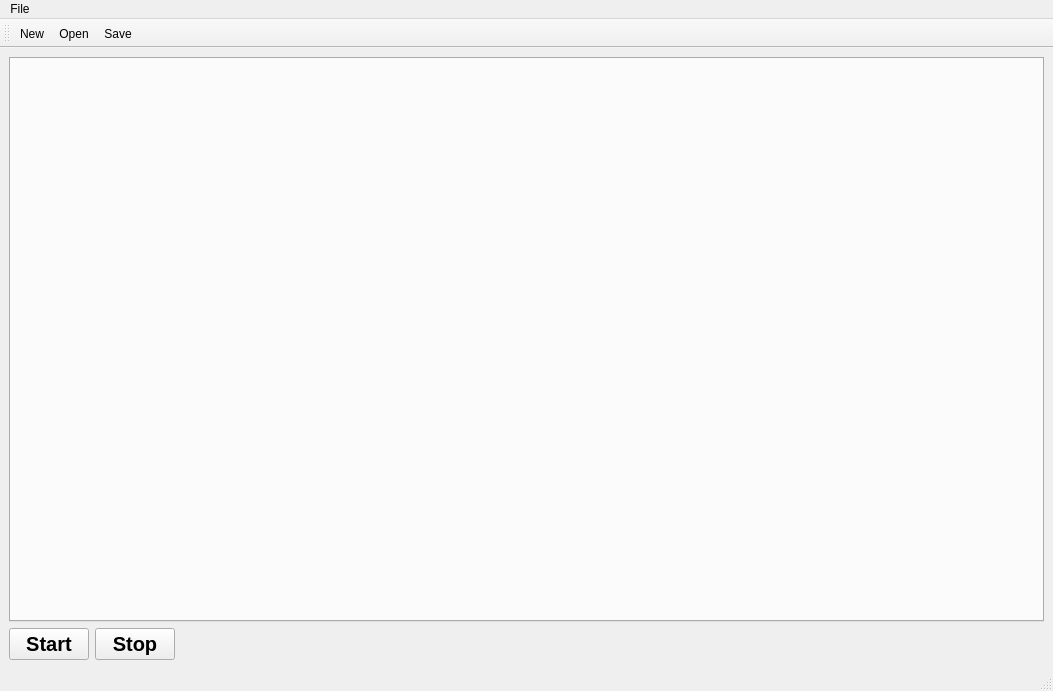
Before: the Qt Designer form ui/mainwindow.ui in lego8421/KU-Control-Tuner, drawn with Qt 5.
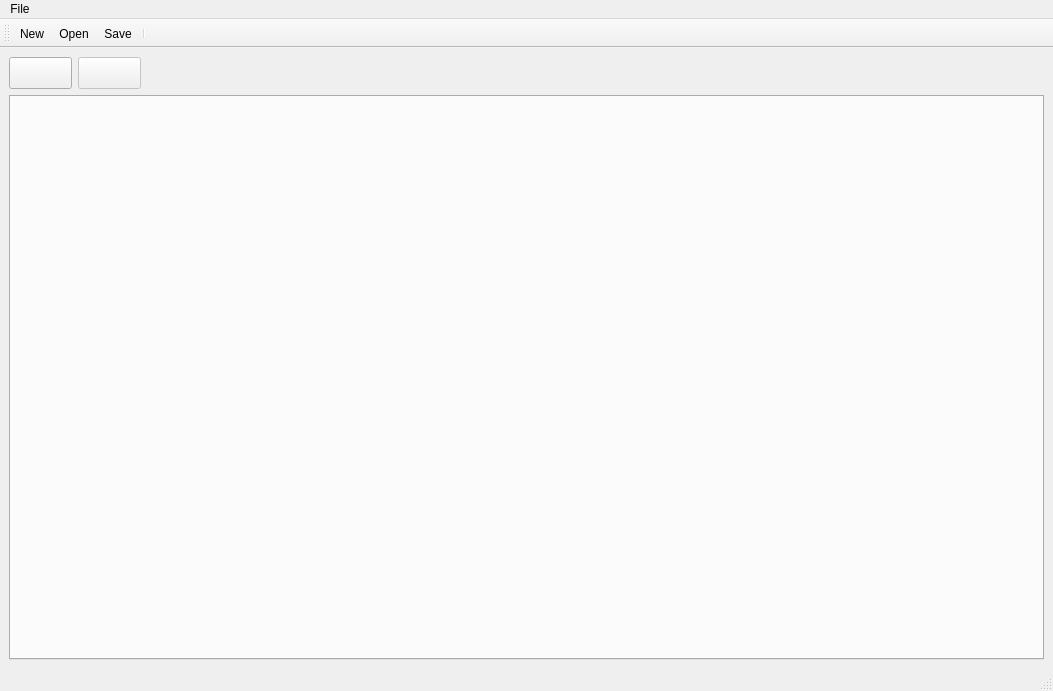
After: the same form once the commit is applied. Icons and pictures are not drawn.

Commit message: add start stop icon

```diff
--- a/ui/mainwindow.ui
+++ b/ui/mainwindow.ui
@@ -15,25 +15,6 @@
   </property>
   <widget class="QWidget" name="centralwidget">
    <layout class="QVBoxLayout" name="verticalLayout">
-    <item>
-     <widget class="QTabWidget" name="tabWidget">
-      <property name="currentIndex">
-       <number>-1</number>
-      </property>
-      <property name="elideMode">
-       <enum>Qt::ElideNone</enum>
-      </property>
-      <property name="documentMode">
-       <bool>false</bool>
-      </property>
-      <property name="tabsClosable">
-       <bool>true</bool>
-      </property>
-      <property name="movable">
-       <bool>false</bool>
-      </property>
-     </widget>
-    </item>
     <item>
      <layout class="QHBoxLayout" name="horizontalLayout">
       <item>
@@ -46,12 +27,25 @@
          </font>
         </property>
         <property name="text">
-         <string>Start</string>
+         <string/>
+        </property>
+        <property name="icon">
+         <iconset resource="../resources/icon.qrc">
+          <normaloff>:/icon/play.svg</normaloff>:/icon/play.svg</iconset>
+        </property>
+        <property name="iconSize">
+         <size>
+          <width>30</width>
+          <height>30</height>
+         </size>
         </property>
        </widget>
       </item>
       <item>
        <widget class="QPushButton" name="pushButtonStop">
+        <property name="enabled">
+         <bool>false</bool>
+        </property>
         <property name="font">
          <font>
           <pointsize>15</pointsize>
@@ -60,7 +54,17 @@
          </font>
         </property>
         <property name="text">
-         <string>Stop</string>
+         <string/>
+        </property>
+        <property name="icon">
+         <iconset resource="../resources/icon.qrc">
+          <normaloff>:/icon/stop.svg</normaloff>:/icon/stop.svg</iconset>
+        </property>
+        <property name="iconSize">
+         <size>
+          <width>30</width>
+          <height>30</height>
+         </size>
         </property>
        </widget>
       </item>
@@ -79,6 +83,25 @@
       </item>
      </layout>
     </item>
+    <item>
+     <widget class="QTabWidget" name="tabWidget">
+      <property name="currentIndex">
+       <number>-1</number>
+      </property>
+      <property name="elideMode">
+       <enum>Qt::ElideNone</enum>
+      </property>
+      <property name="documentMode">
+       <bool>false</bool>
+      </property>
+      <property name="tabsClosable">
+       <bool>true</bool>
+      </property>
+      <property name="movable">
+       <bool>false</bool>
+      </property>
+     </widget>
+    </item>
    </layout>
   </widget>
   <widget class="QMenuBar" name="menubar">
@@ -114,6 +137,7 @@
    <addaction name="actionNew"/>
    <addaction name="actionOpen"/>
    <addaction name="actionSave"/>
+   <addaction name="separator"/>
   </widget>
   <action name="actionNew">
    <property name="icon">
```
The commit also changes 4 other files.
